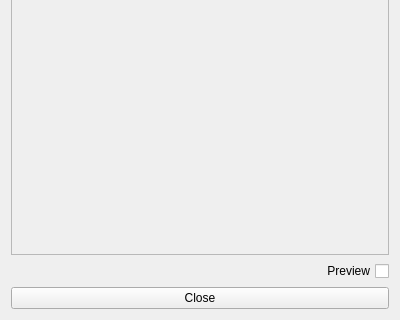
Qt form ASAP/visualization/resources/LUTEditor.ui (computationalpathologygroup/ASAP) before a commit; both pictures show x 0 to 400 and y 162 to 482 of the 400 by 482 pixel window.
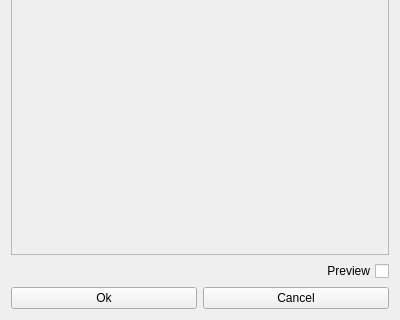
The same form after that commit.

The edit to the form file:
```diff
--- a/ASAP/visualization/resources/LUTEditor.ui
+++ b/ASAP/visualization/resources/LUTEditor.ui
@@ -183,11 +183,22 @@
       </widget>
      </item>
      <item>
-      <widget class="QPushButton" name="pushButton">
-       <property name="text">
-        <string>Close</string>
-       </property>
-      </widget>
+      <layout class="QHBoxLayout" name="horizontalLayout_3">
+       <item>
+        <widget class="QPushButton" name="cancelButton">
+         <property name="text">
+          <string>Ok</string>
+         </property>
+        </widget>
+       </item>
+       <item>
+        <widget class="QPushButton" name="okButton">
+         <property name="text">
+          <string>Cancel</string>
+         </property>
+        </widget>
+       </item>
+      </layout>
      </item>
     </layout>
    </item>
```
Left out of the diff: 22 changed lines with no effect on the pictures.
